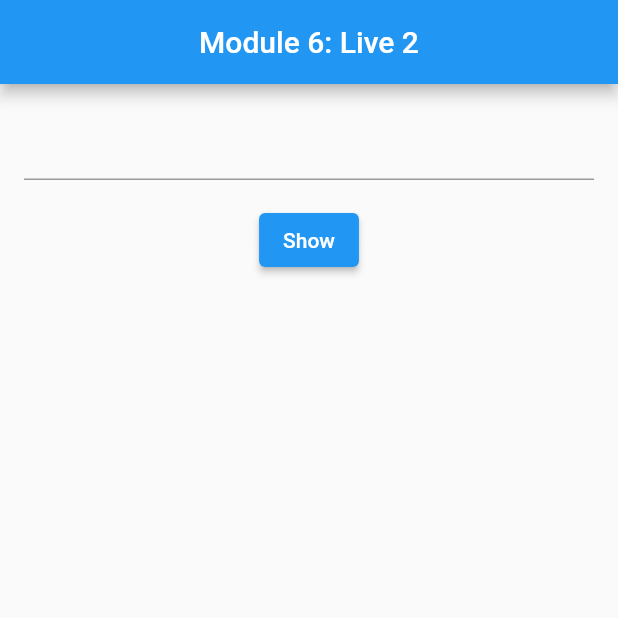
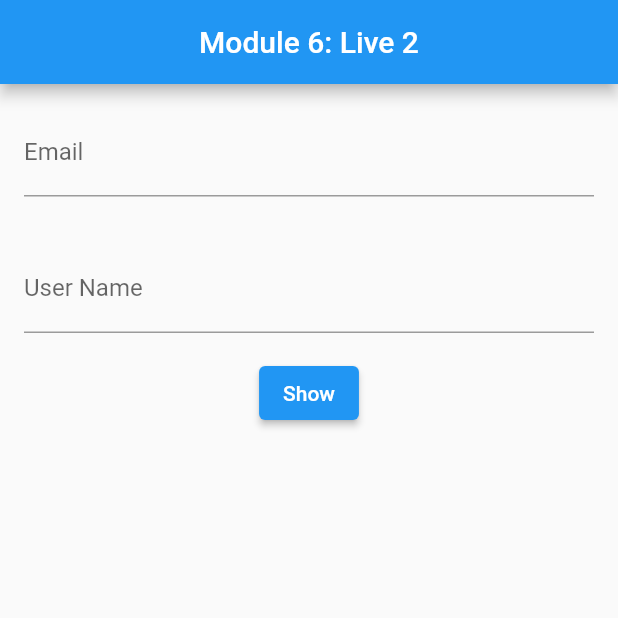
Before and after one commit to syfulsharif/flutter_widgets_mod6_lec2, a Flutter app: the screen it shows after launch, after a tap on "Show", on a phone screen of 412 x 824 dp, the top half of it. Run offline on Flutter 3.47's test engine with Material 2 defaults, Android fonts, the phone set to English and light mode, and no system bars.

Commit message:
2nd textEditController added

```diff
--- a/lib/main.dart
+++ b/lib/main.dart
@@ -20,6 +20,10 @@ class MyApp extends StatelessWidget {
 class HomeScreen extends StatelessWidget {
   final TextEditingController _emailTextEditingController =
       TextEditingController();
+  final TextEditingController _userNameTextEditingController =
+  TextEditingController();
+
+  HomeScreen({super.key});
 
   @override
   Widget build(BuildContext context) {
@@ -36,11 +40,26 @@ class HomeScreen extends StatelessWidget {
               padding: EdgeInsets.all(16.0),
               child: TextField(
                 controller: _emailTextEditingController,
+                decoration: InputDecoration(
+                  label: Text('Email'),
+                ),
+              ),
+            ),
+            Padding(
+              padding: EdgeInsets.all(16.0),
+              child: TextField(
+                controller: _userNameTextEditingController,
+                decoration: InputDecoration(
+                  label: Text('User Name'),
+                ),
               ),
             ),
             ElevatedButton(
               onPressed: () {
                 print(_emailTextEditingController.text);
+                print(_userNameTextEditingController.text);
+                _emailTextEditingController.clear();
+                _userNameTextEditingController.clear();
               },
               child: Text('Show'),
             )
```
